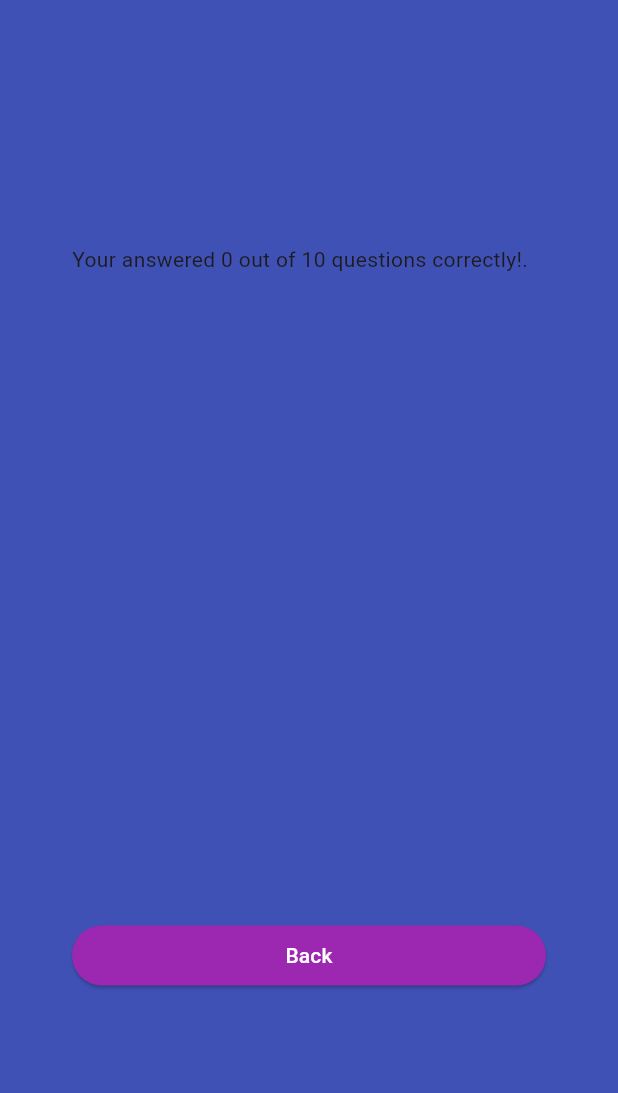
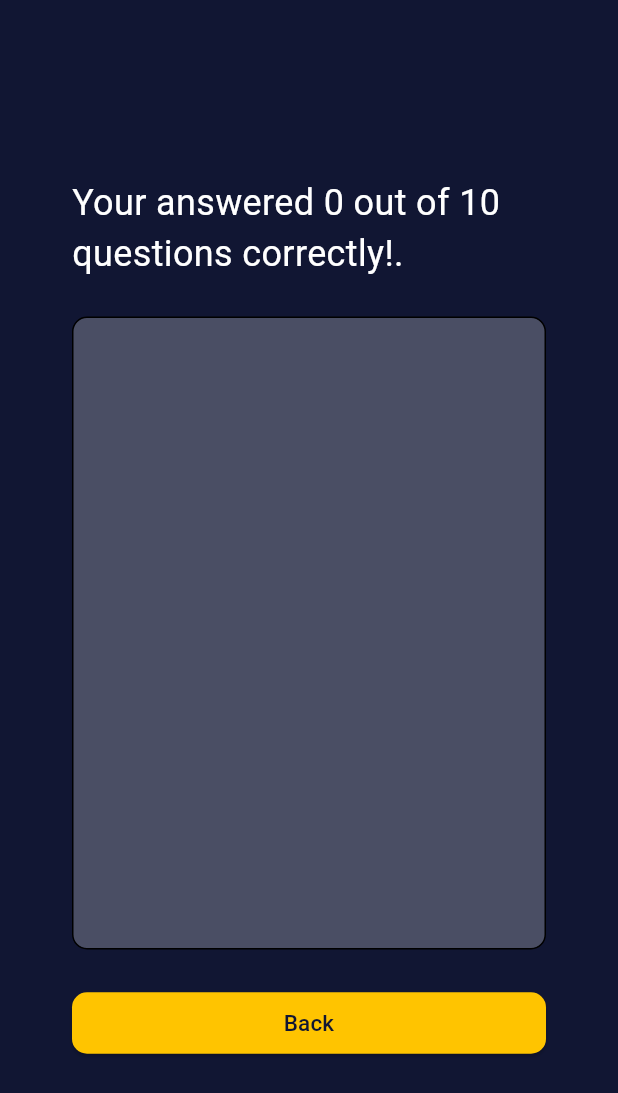
Before and after one commit to iamgauravm/learning-flutter-quiz-app, a Flutter app: the ResultScreen screen opened directly with empty values, on a phone screen of 412 x 824 dp. Shown: the top 1093 px of the screen. Run offline on Flutter 3.47's test engine with Material 3 defaults, Android fonts, the phone set to English and light mode, and no system bars.

Commit message:
style fixed

```diff
--- a/lib/screens/result_screen.dart
+++ b/lib/screens/result_screen.dart
@@ -35,7 +35,7 @@ class ResultScreen extends StatelessWidget {
 
 
     return Scaffold(
-      backgroundColor: Colors.indigo,
+      backgroundColor: const Color.fromARGB(255, 17, 22, 51),
       body: SizedBox(
         width: double.infinity,
         child: Padding(
@@ -46,9 +46,20 @@ class ResultScreen extends StatelessWidget {
               mainAxisAlignment: MainAxisAlignment.center,
               crossAxisAlignment: CrossAxisAlignment.stretch,
               children: [
-                Text("Your answered $_correctAnswerCount out of $_questionsCount questions correctly!."),
-                SizedBox(height: 15,),
-                SizedBox(
+                Text("Your answered $_correctAnswerCount out of $_questionsCount questions correctly!.",
+                style: TextStyle(
+                  color: Colors.white,
+                  fontSize: 24
+                ),),
+                SizedBox(height: 25,),
+                Container(
+                  padding: EdgeInsets.all(10),
+                  decoration: BoxDecoration(
+                    border: Border.all(),
+                    borderRadius: BorderRadius.circular(10),
+                    color: Colors.white24
+                  ),
+                  child: SizedBox(
                     height: 400,
                     child: SingleChildScrollView(
                       child: Column(
@@ -106,7 +117,8 @@ class ResultScreen extends StatelessWidget {
                       ),
                     ),
                   ),
-               SizedBox(height: 15,),
+                ),
+               SizedBox(height: 25,),
                AnswerButton(label: 'Back', onTap: onBack),
               ],
             ),
--- a/lib/widgets/answer_button.dart
+++ b/lib/widgets/answer_button.dart
@@ -11,16 +11,19 @@ class AnswerButton extends StatelessWidget {
     return ElevatedButton(
       style: ElevatedButton.styleFrom(
         padding: EdgeInsets.symmetric(horizontal: 40, vertical: 10),
-        backgroundColor: Colors.purple,
-        foregroundColor: Colors.white,
+        backgroundColor: Colors.amberAccent.shade400,
+        foregroundColor: const Color.fromARGB(255, 17, 22, 51),
         shape: RoundedRectangleBorder(
-          borderRadius: BorderRadius.circular(20),
+          borderRadius: BorderRadius.circular(10),
         ),
       ),
       onPressed: onTap,
       child: Text(
         label,
         textAlign: TextAlign.center,
+        style: TextStyle(
+          fontSize: 15
+        ),
       ),
     );
   }
```
Also changed, not shown: lib/screens/home_screen.dart (+22 -4 lines), lib/screens/questions_screen.dart (+13 -12 lines). Lines whose indentation alone changed are shown as unchanged.
